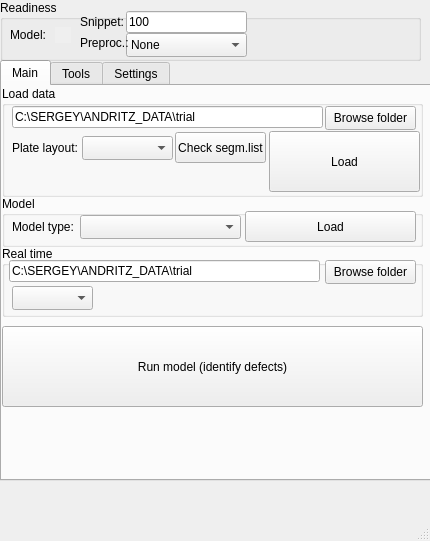
Before: the Qt Designer form gui_files/empa_gui.ui in sergey32355/ANDRITZ, drawn with Qt 5.
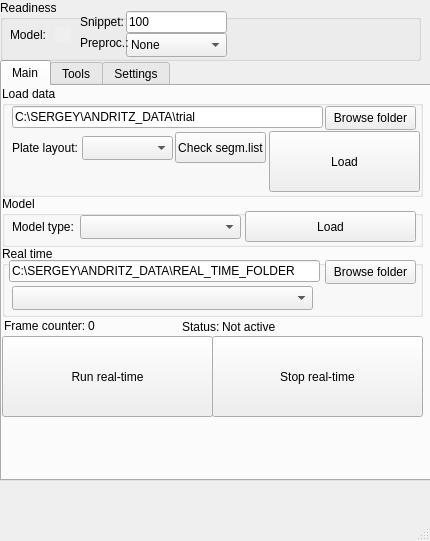
After: the same form once the commit is applied.

What changed in the file:
```diff
--- a/gui_files/empa_gui.ui
+++ b/gui_files/empa_gui.ui
@@ -234,12 +234,12 @@
         <rect>
          <x>10</x>
          <y>40</y>
-         <width>81</width>
+         <width>301</width>
          <height>24</height>
         </rect>
        </property>
        <property name="currentText">
-        <string>Folder</string>
+        <string/>
        </property>
        <property name="placeholderText">
         <string>Autoencoder</string>
@@ -278,7 +278,7 @@
         </rect>
        </property>
        <property name="text">
-        <string>C:\SERGEY\ANDRITZ_DATA\trial</string>
+        <string>C:\SERGEY\ANDRITZ_DATA\REAL_TIME_FOLDER</string>
        </property>
       </widget>
      </widget>
@@ -286,13 +286,78 @@
       <property name="geometry">
        <rect>
         <x>0</x>
-        <y>240</y>
-        <width>421</width>
+        <y>250</y>
+        <width>211</width>
         <height>81</height>
        </rect>
       </property>
       <property name="text">
-       <string>Run model (identify defects)</string>
+       <string>Run real-time</string>
+      </property>
+     </widget>
+     <widget class="QPushButton" name="Stop_real_time_button_2">
+      <property name="geometry">
+       <rect>
+        <x>210</x>
+        <y>250</y>
+        <width>211</width>
+        <height>81</height>
+       </rect>
+      </property>
+      <property name="text">
+       <string>Stop real-time</string>
+      </property>
+     </widget>
+     <widget class="QLabel" name="label_18">
+      <property name="geometry">
+       <rect>
+        <x>2</x>
+        <y>232</y>
+        <width>91</width>
+        <height>16</height>
+       </rect>
+      </property>
+      <property name="text">
+       <string>Frame counter:</string>
+      </property>
+     </widget>
+     <widget class="QLabel" name="Real_time_Frame_counter_label">
+      <property name="geometry">
+       <rect>
+        <x>86</x>
+        <y>232</y>
+        <width>91</width>
+        <height>16</height>
+       </rect>
+      </property>
+      <property name="text">
+       <string>0</string>
+      </property>
+     </widget>
+     <widget class="QLabel" name="label_19">
+      <property name="geometry">
+       <rect>
+        <x>180</x>
+        <y>233</y>
+        <width>41</width>
+        <height>16</height>
+       </rect>
+      </property>
+      <property name="text">
+       <string>Status:</string>
+      </property>
+     </widget>
+     <widget class="QLabel" name="real_time_status_label">
+      <property name="geometry">
+       <rect>
+        <x>220</x>
+        <y>233</y>
+        <width>91</width>
+        <height>16</height>
+       </rect>
+      </property>
+      <property name="text">
+       <string>Not active</string>
       </property>
      </widget>
     </widget>
@@ -1061,7 +1126,7 @@
       <rect>
        <x>126</x>
        <y>11</y>
-       <width>121</width>
+       <width>101</width>
        <height>22</height>
       </rect>
      </property>
@@ -1074,7 +1139,7 @@
       <rect>
        <x>126</x>
        <y>33</y>
-       <width>121</width>
+       <width>101</width>
        <height>24</height>
       </rect>
      </property>
```
Left out of the diff: 6 changed lines with no effect on the pictures.
